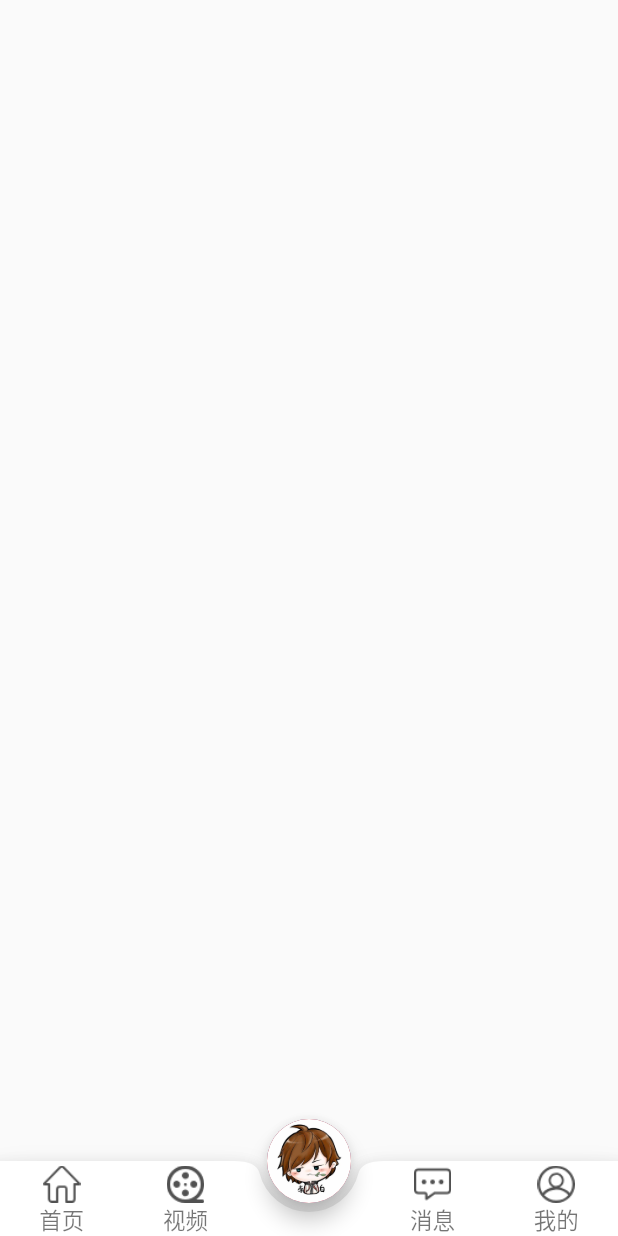
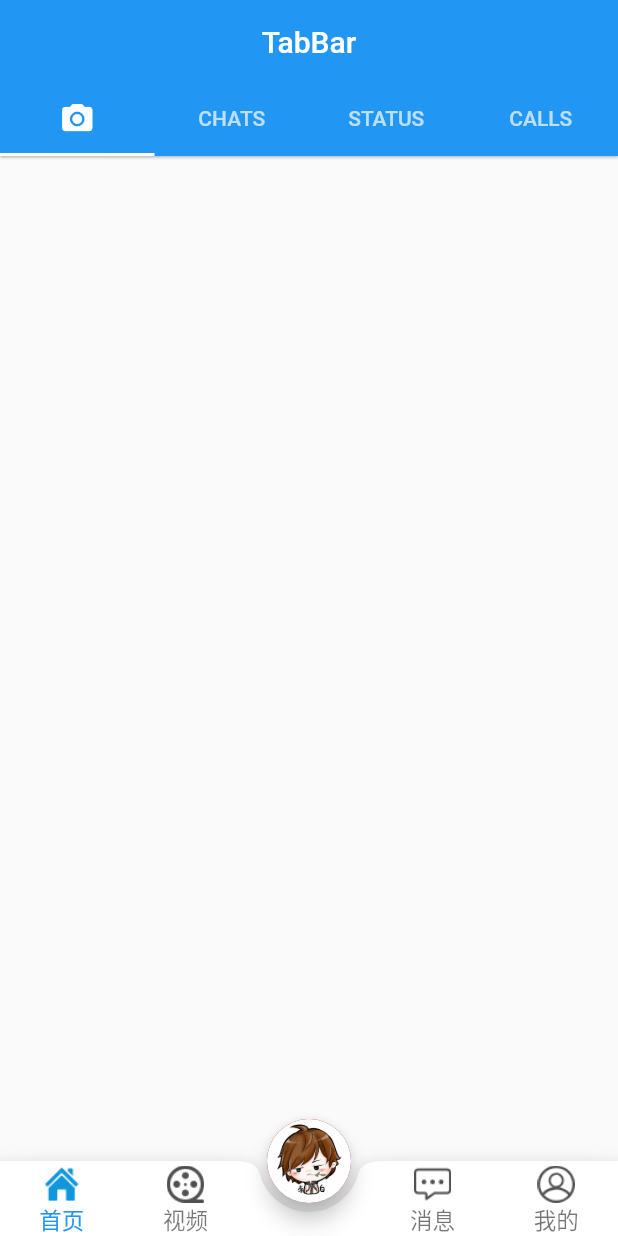
Before and after one commit to brian-god/flutter_app, a Flutter app: the _HoneNavigation screen opened directly, on a phone screen of 412 x 824 dp. Run offline on Flutter 3.47's test engine with Material 2 defaults, Android fonts, the phone set to English and light mode, and no system bars.

Commit message:
导航和对应页面切换完成

```diff
--- a/lib/home/home.dart
+++ b/lib/home/home.dart
@@ -1,6 +1,10 @@
 import 'package:flutter/material.dart';
 import 'package:flutter/cupertino.dart';
 import 'package:flutter_app/widget/MyBottomNagitionItim.dart';
+import 'package:flutter_app/page/homepage.dart';
+import 'package:flutter_app/page/Mypage.dart';
+import 'package:flutter_app/page/messagepage.dart';
+import 'package:flutter_app/page/videopage.dart';
 import 'dart:ui';
  class MyHome extends StatelessWidget{
     @override
@@ -8,6 +12,9 @@ import 'dart:ui';
         // TODO: implement build
         return new MaterialApp(
           home: new _HoneNavigation(),
+          /*routes: <String, WidgetBuilder>{
+         '/home': (BuildContext context) => new HomePage()
+          },*/
         );
     }
  }
@@ -18,25 +25,40 @@ import 'dart:ui';
  }
  //导航实现
  class HoneNavigationState extends State<_HoneNavigation>{
-    //导航栏是否被选中
-    var _isselect = "";
+    //导航栏的哪一项被选中
+    var _isselect = "home";
+    PageController pageController;
+    int page = 0;
    @override
      void initState() {
        // TODO: implement initState
-       super.initState();
-
+      super.initState();
+      //初始化页面控制类
+      pageController = new PageController(initialPage: this.page);
      }
    @override
      Widget build(BuildContext context) {
        // TODO: implement build
        return  new Scaffold(
+         body: PageView(
+           children: <Widget>[
+             HomePage(),
+             VideoPage(),
+             MessagePage(),
+             MyPage(),
+           ],
+           //页面控制器
+           controller: pageController,
+           //改变页面的方法
+           onPageChanged:onPageChanged,
+         ),
         floatingActionButton: FloatingActionButton(
           onPressed: () {
             /*Navigator.of(context)
                 .push(MaterialPageRoute(builder: (BuildContext context) {
             }));*/
             setState(() {
-                      _isselect = "";
+                      //_isselect = "home";
                   });
           },
           mini: false,
@@ -76,7 +98,11 @@ import 'dart:ui';
                 onTap: (){
                   setState(() {
                       _isselect = "home";
+                      page = 0;
+                      //跳到头条页面
+                     // Navigator.of(context).pushReplacementNamed("/home");
                   });
+                  chengepage();
                 },
               ),
               height: 50,
@@ -94,7 +120,9 @@ import 'dart:ui';
                  onTap: (){
                   setState(() {
                       _isselect = "video";
+                      page = 1;
                   });
+                  chengepage();
                 },
               ),
               height: 50,
@@ -121,7 +149,9 @@ import 'dart:ui';
                 onTap: (){
                   setState(() {
                       _isselect = "message";
+                      page = 2;
                   });
+                  chengepage();
                 },
                 tcolor: _isselect=="message"?Colors.blue:Colors.black54,
               ),
@@ -143,7 +173,9 @@ import 'dart:ui';
                  onTap: (){
                   setState(() {
                       _isselect = "my";
+                      page = 3;
                   });
+                  chengepage();
                 },
               ),
               height: 50,
@@ -154,4 +186,18 @@ import 'dart:ui';
         ],
       );
     }
+    //改变也面的方法
+    void chengepage(){
+      pageController.animateToPage(
+      page, duration: const Duration(milliseconds: 300),
+      curve: Curves.ease);
+    }
+    /**
+     * 改变页面的方法
+     */
+    void onPageChanged(int page) {
+      setState(() {
+      this.page = page;
+      });
+    }
  }
--- /dev/null
+++ b/lib/page/homepage.dart
@@ -0,0 +1,59 @@
+import 'package:flutter/material.dart';
+class HomePage extends StatelessWidget {
+
+
+ @override
+ Widget build(BuildContext context) {
+  // TODO: implement build
+    return  TabNavigation();
+ }
+}
+
+class TabNavigation extends StatefulWidget{
+  @override
+  TabNavigationState createState () => new TabNavigationState();
+}
+
+class TabNavigationState extends State<TabNavigation>
+  with SingleTickerProviderStateMixin {
+  var _tabController;
+
+  @override
+  void initState() {
+    super.initState();
+    _tabController = new TabController(length: 4, vsync: this);
+  }
+
+  @override
+  Widget build(BuildContext context) {
+    return new Scaffold(
+        appBar: new AppBar(
+          title: new Text("TabBar"),
+          elevation: 0.7,
+          bottom: new TabBar(
+            controller: _tabController,
+            indicator: new UnderlineTabIndicator(),
+            tabs: <Widget>[
+              new Tab(
+                icon: new Icon(Icons.camera_alt),
+              ),
+              new Tab(
+                text: "CHATS",
+              ),
+              new Tab(
+                text: "STATUS",
+              ),
+              new Tab(
+                text: "CALLS",
+              ),
+            ],
+          ),
+        ),
+        body: new TabBarView(controller: _tabController, children: <Widget>[
+          new Center(),
+          new Center(),
+          new Center(),
+          new Center(),
+        ]));
+  }
+}
--- a/lib/widget/platform_tap_widget.dart
+++ b/lib/widget/platform_tap_widget.dart
@@ -14,7 +14,7 @@ class PlatformTapWidget extends StatefulWidget {
     this.radius = 0.0,
     this.onTap,
     this.elevation,
-    this.backgroundColor = Colors.white,
+    this.backgroundColor = Colors.white54,
     this.splashColor,
     this.onLongTap,
     this.child,
```
Also changed, not shown: lib/page/Mypage.dart (added, +16 -0 lines), lib/page/messagepage.dart (added, +16 -0 lines), lib/page/videopage.dart (added, +16 -0 lines).
